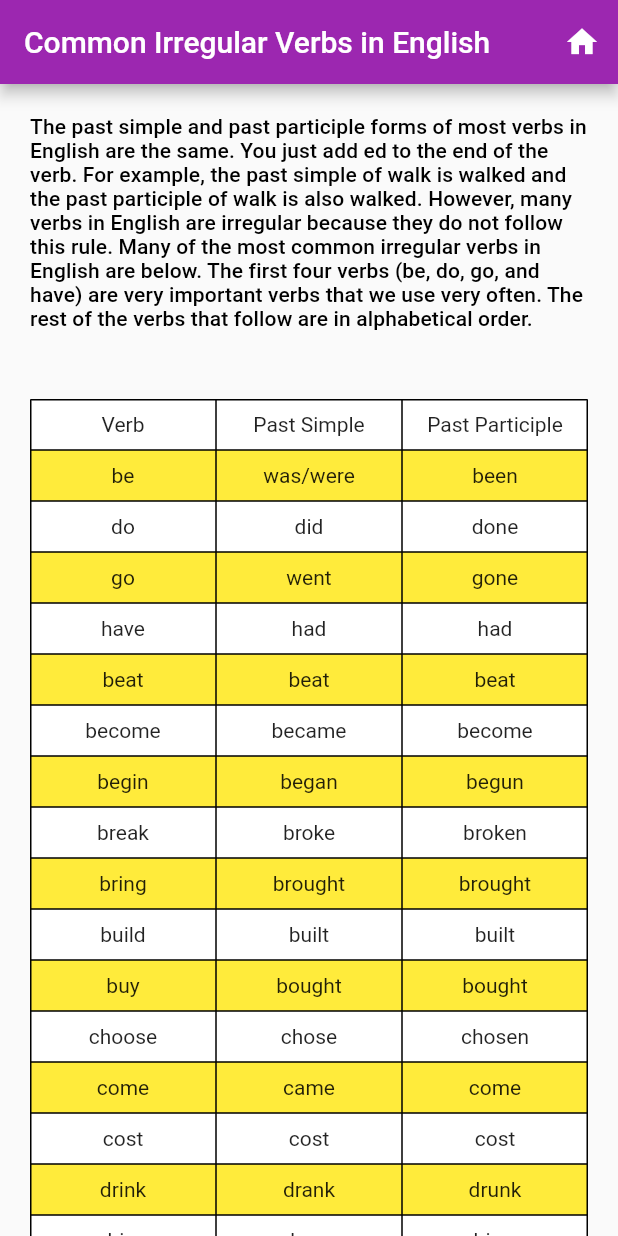
After one commit to dariagorlova/english_for_it, a Flutter app: the IrregularVerbsScreen screen opened by its route, on a phone screen of 412 x 824 dp. The commit adds this screen. Run offline on Flutter 3.47's test engine with Material 2 defaults, Android fonts, the phone set to English and light mode, and no system bars; our stand-ins replace confetti, flutter_bloc, freezed_annotation, get_it, go_router, google_fonts and 4 more; missing offline and left inert: flutter_app_badger, text_to_speech; accounts and stored records are empty; Roboto replaces fonts that are missing (Pattaya).

Commit message:
add screen with irregular verbs

```diff
--- /dev/null
+++ b/lib/features/start_screen/irregular_verbs_screen.dart
@@ -0,0 +1,112 @@
+import 'package:english_for_it/features/start_screen/verb_data.dart';
+import 'package:flutter/material.dart';
+import 'package:go_router/go_router.dart';
+
+class IrregularVerbsScreen extends StatelessWidget {
+  const IrregularVerbsScreen({super.key});
+
+  @override
+  Widget build(BuildContext context) {
+    return Scaffold(
+      appBar: AppBar(
+        title: const Text('Common Irregular Verbs in English'),
+        actions: [
+          IconButton(
+            onPressed: () {
+              context.go('/');
+            },
+            icon: const Icon(
+              Icons.home,
+            ),
+          ),
+        ],
+      ),
+      body: const IrregulaerVerbsScreenView(),
+    );
+  }
+}
+
+Widget createTable() {
+  final irregularVerbs = IrregularVerbs();
+  final allVerbs = irregularVerbs.getAllVerbs();
+
+  final rows = <TableRow>[];
+  for (var i = 0; i < allVerbs.length; ++i) {
+    rows.add(
+      TableRow(
+        decoration: BoxDecoration(
+          color: i.isEven ? Colors.white : Colors.yellow,
+        ),
+        children: [
+          CustomTableCell(
+            text: allVerbs[i].verb,
+          ),
+          CustomTableCell(
+            text: allVerbs[i].pastSimple,
+          ),
+          CustomTableCell(
+            text: allVerbs[i].pastParticiple,
+          ),
+        ],
+      ),
+    );
+  }
+  return Table(
+    border: TableBorder.all(),
+    columnWidths: const <int, TableColumnWidth>{
+      0: FlexColumnWidth(),
+      1: FlexColumnWidth(),
+      2: FlexColumnWidth(),
+    },
+    defaultVerticalAlignment: TableCellVerticalAlignment.middle,
+    children: rows,
+  );
+}
+
+class IrregulaerVerbsScreenView extends StatelessWidget {
+  const IrregulaerVerbsScreenView({super.key});
+
+  @override
+  Widget build(BuildContext context) {
+    return SingleChildScrollView(
+      child: Padding(
+        padding: const EdgeInsets.all(20),
+        child: Column(
+          children: [
+            SizedBox(
+              height: 180,
+              // ignore: lines_longer_than_80_chars,
+              child: Text(
+                '''
+The past simple and past participle forms of most verbs in English are the same. You just add ed to the end of the verb. For example, the past simple of walk is walked and the past participle of walk is also walked. However, many verbs in English are irregular because they do not follow this rule. Many of the most common irregular verbs in English are below. The first four verbs (be, do, go, and have) are very important verbs that we use very often. The rest of the verbs that follow are in alphabetical order.''',
+                style: Theme.of(context).textTheme.titleSmall,
+              ),
+            ),
+            const SizedBox(
+              height: 10,
+            ),
+            createTable(),
+          ],
+        ),
+      ),
+    );
+  }
+}
+
+class CustomTableCell extends StatelessWidget {
+  const CustomTableCell({
+    super.key,
+    required this.text,
+  });
+
+  final String text;
+
+  @override
+  Widget build(BuildContext context) {
+    return Container(
+      height: 34,
+      alignment: Alignment.center,
+      child: Text(text),
+    );
+  }
+}
--- /dev/null
+++ b/lib/features/start_screen/verb_data.dart
@@ -0,0 +1,361 @@
+import 'package:injectable/injectable.dart';
+
+class VerbData {
+  VerbData({
+    required this.verb,
+    required this.pastSimple,
+    required this.pastParticiple,
+  });
+
+  String verb;
+  String pastSimple;
+  String pastParticiple;
+}
+
+@lazySingleton
+class IrregularVerbs {
+  final List<VerbData> _verbs = [
+    VerbData(
+      verb: 'Verb',
+      pastSimple: 'Past Simple',
+      pastParticiple: 'Past Participle',
+    ),
+    VerbData(
+      verb: 'be',
+      pastSimple: 'was/were',
+      pastParticiple: 'been',
+    ),
+    VerbData(
+      verb: 'do',
+      pastSimple: 'did',
+      pastParticiple: 'done',
+    ),
+    VerbData(
+      verb: 'go',
+      pastSimple: 'went',
+      pastParticiple: 'gone',
+    ),
+    VerbData(
+      verb: 'have',
+      pastSimple: 'had',
+      pastParticiple: 'had',
+    ),
+    VerbData(
+      verb: 'beat',
+      pastSimple: 'beat',
+      pastParticiple: 'beat',
+    ),
+    VerbData(
+      verb: 'become',
+      pastSimple: 'became',
+      pastParticiple: 'become',
+    ),
+    VerbData(
+      verb: 'begin',
+      pastSimple: 'began',
+      pastParticiple: 'begun',
+    ),
+    VerbData(
+      verb: 'break',
+      pastSimple: 'broke',
+      pastParticiple: 'broken',
+    ),
+    VerbData(
+      verb: 'bring',
+      pastSimple: 'brought',
+      pastParticiple: 'brought',
+    ),
+    VerbData(
+      verb: 'build',
+      pastSimple: 'built',
+      pastParticiple: 'built',
+    ),
+    VerbData(
+      verb: 'buy',
+      pastSimple: 'bought',
+      pastParticiple: 'bought',
+    ),
+    VerbData(
+      verb: 'choose',
+      pastSimple: 'chose',
+      pastParticiple: 'chosen',
+    ),
+    VerbData(
+      verb: 'come',
+      pastSimple: 'came',
+      pastParticiple: 'come',
+    ),
+    VerbData(
+      verb: 'cost',
+      pastSimple: 'cost',
+      pastParticiple: 'cost',
+    ),
+    VerbData(
+      verb: 'drink',
+      pastSimple: 'drank',
+      pastParticiple: 'drunk',
+    ),
+    VerbData(
+      verb: 'drive',
+      pastSimple: 'drove',
+      pastParticiple: 'driven',
+    ),
+    VerbData(
+      verb: 'eat',
+      pastSimple: 'ate',
+      pastParticiple: 'eaten',
+    ),
+    VerbData(
+      verb: 'fall',
+      pastSimple: 'fell',
+      pastParticiple: 'fallen',
+    ),
+    VerbData(
+      verb: 'feel',
+      pastSimple: 'felt',
+      pastParticiple: 'felt',
+    ),
+    VerbData(
+      verb: 'find',
+      pastSimple: 'found',
+      pastParticiple: 'found',
+    ),
+    VerbData(
+      verb: 'fit',
+      pastSimple: 'fit',
+      pastParticiple: 'fit',
+    ),
+    VerbData(
+      verb: 'fly',
+      pastSimple: 'flew',
+      pastParticiple: 'flown',
+    ),
+    VerbData(
+      verb: 'forget',
+      pastSimple: 'forgot',
+      pastParticiple: 'forgotten',
+    ),
+    VerbData(
+      verb: 'get',
+      pastSimple: 'got',
+      pastParticiple: 'gotten',
+    ),
+    VerbData(
+      verb: 'give',
+      pastSimple: 'gave',
+      pastParticiple: 'given',
+    ),
+    VerbData(
+      verb: 'grow',
+      pastSimple: 'grew',
+      pastParticiple: 'grown',
+    ),
+    VerbData(
+      verb: 'hear',
+      pastSimple: 'heard',
+      pastParticiple: 'heard',
+    ),
+    VerbData(
+      verb: 'hurt',
+      pastSimple: 'hurt',
+      pastParticiple: 'hurt',
+    ),
+    VerbData(
+      verb: 'keep',
+      pastSimple: 'kept',
+      pastParticiple: 'kept',
+    ),
+    VerbData(
+      verb: 'know',
+      pastSimple: 'knew',
+      pastParticiple: 'known',
+    ),
+    VerbData(
+      verb: 'leave',
+      pastSimple: 'left',
+      pastParticiple: 'left',
+    ),
+    VerbData(
+      verb: 'let',
+      pastSimple: 'let',
+      pastParticiple: 'let',
+    ),
+    VerbData(
+      verb: 'lose',
+      pastSimple: 'lost',
+      pastParticiple: 'lost',
+    ),
+    VerbData(
+      verb: 'make',
+      pastSimple: 'made',
+      pastParticiple: 'made',
+    ),
+    VerbData(
+      verb: 'meet',
+      pastSimple: 'met',
+      pastParticiple: 'met',
+    ),
+    VerbData(
+      verb: 'pay',
+      pastSimple: 'paid',
+      pastParticiple: 'paid',
+    ),
+    VerbData(
+      verb: 'put',
+      pastSimple: 'put',
+      pastParticiple: 'put',
+    ),
+    VerbData(
+      verb: 'read',
+      pastSimple: 'read',
+      pastParticiple: 'read',
+    ),
+    VerbData(
+      verb: 'ride',
+      pastSimple: 'rode',
+      pastParticiple: 'ridden',
+    ),
+    VerbData(
+      verb: 'ring',
+      pastSimple: 'rang',
+      pastParticiple: 'rung',
+    ),
+    VerbData(
+      verb: 'rise',
+      pastSimple: 'rose',
+      pastParticiple: 'risen',
+    ),
+    VerbData(
+      verb: 'run',
+      pastSimple: 'ran',
+      pastParticiple: 'run',
+    ),
+    VerbData(
+      verb: 'save',
+      pastSimple: 'saved',
+      pastParticiple: 'saved',
+    ),
+    VerbData(
+      verb: 'say',
+      pastSimple: 'said',
+      pastParticiple: 'said',
+    ),
+    VerbData(
+      verb: 'see',
+      pastSimple: 'saw',
+      pastParticiple: 'seen',
+    ),
+    VerbData(
+      verb: 'send',
+      pastSimple: 'sent',
+      pastParticiple: 'sent',
+    ),
+    VerbData(
+      verb: 'set',
+      pastSimple: 'set',
+      pastParticiple: 'set',
+    ),
+    VerbData(
+      verb: 'show',
+      pastSimple: 'showed',
+      pastParticiple: 'shown',
+    ),
+    VerbData(
+      verb: 'sing',
+      pastSimple: 'sang',
+      pastParticiple: 'sung',
+    ),
+    VerbData(
+      verb: 'sit',
+      pastSimple: 'sat',
+      pastParticiple: 'sat',
+    ),
+    VerbData(
+      verb: 'sleep',
+      pastSimple: 'slept',
+      pastParticiple: 'slept',
+    ),
+    VerbData(
+      verb: 'speak',
+      pastSimple: 'spoke',
+      pastParticiple: 'spoken',
+    ),
+    VerbData(
+      verb: 'spend',
+      pastSimple: 'spent',
+      pastParticiple: 'spent',
+    ),
+    VerbData(
+      verb: 'spin',
+      pastSimple: 'spun',
+      pastParticiple: 'spun',
+    ),
+    VerbData(
+      verb: 'stand',
+      pastSimple: 'stood',
+      pastParticiple: 'stood',
+    ),
+    VerbData(
+      verb: 'steal',
+      pastSimple: 'stole',
+      pastParticiple: 'stolen',
+    ),
+    VerbData(
+      verb: 'swim',
+      pastSimple: 'swam',
+      pastParticiple: 'swum',
+    ),
+    VerbData(
+      verb: 'take',
+      pastSimple: 'took',
+      pastParticiple: 'taken',
+    ),
+    VerbData(
+      verb: 'teach',
+      pastSimple: 'taught',
+      pastParticiple: 'taught',
+    ),
+    VerbData(
+      verb: 'tell',
+      pastSimple: 'told',
+      pastParticiple: 'told',
+    ),
+    VerbData(
+      verb: 'think',
+      pastSimple: 'thought',
+      pastParticiple: 'thought',
+    ),
+    VerbData(
+      verb: 'throw',
+      pastSimple: 'threw',
+      pastParticiple: 'thrown',
+    ),
+    VerbData(
+      verb: 'understand',
+      pastSimple: 'understood',
+      pastParticiple: 'understood',
+    ),
+    VerbData(
+      verb: 'wake',
+      pastSimple: 'woke',
+      pastParticiple: 'woken',
+    ),
+    VerbData(
+      verb: 'wear',
+      pastSimple: 'wore',
+      pastParticiple: 'worn',
+    ),
+    VerbData(
+      verb: 'win',
+      pastSimple: 'won',
+      pastParticiple: 'won',
+    ),
+    VerbData(
+      verb: 'write',
+      pastSimple: 'wrote',
+      pastParticiple: 'written',
+    ),
+  ];
+
+  List<VerbData> getAllVerbs() => _verbs;
+}
```
Also changed, not shown: lib/features/start_screen/start_screen.dart (+51 -0 lines).
